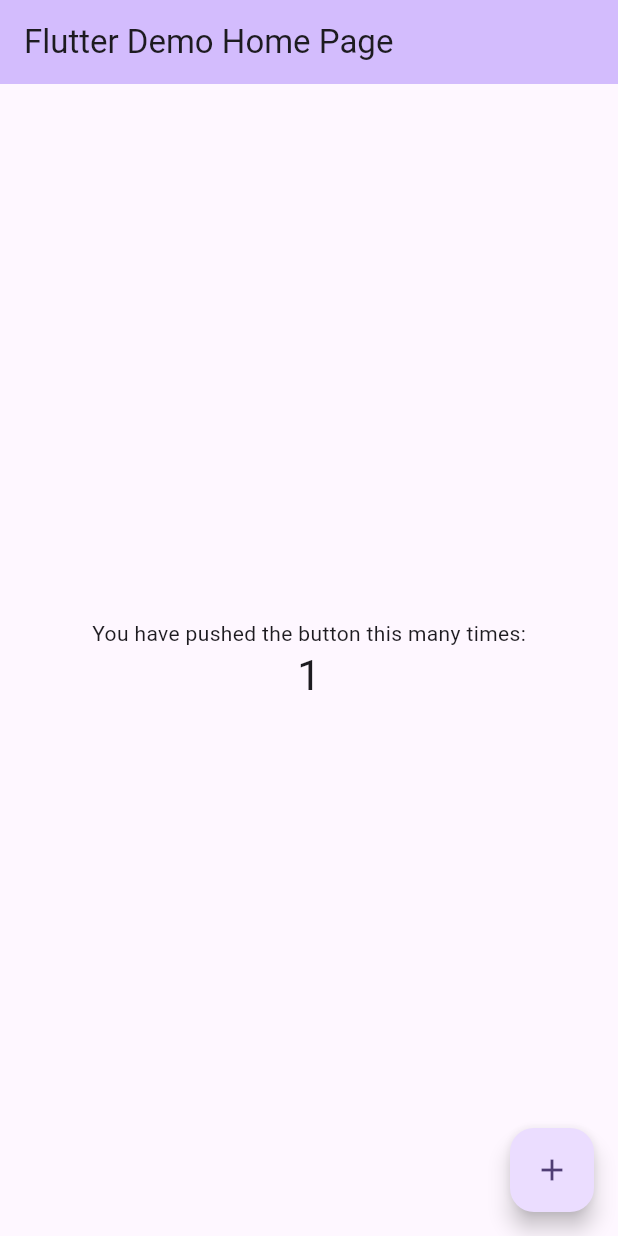
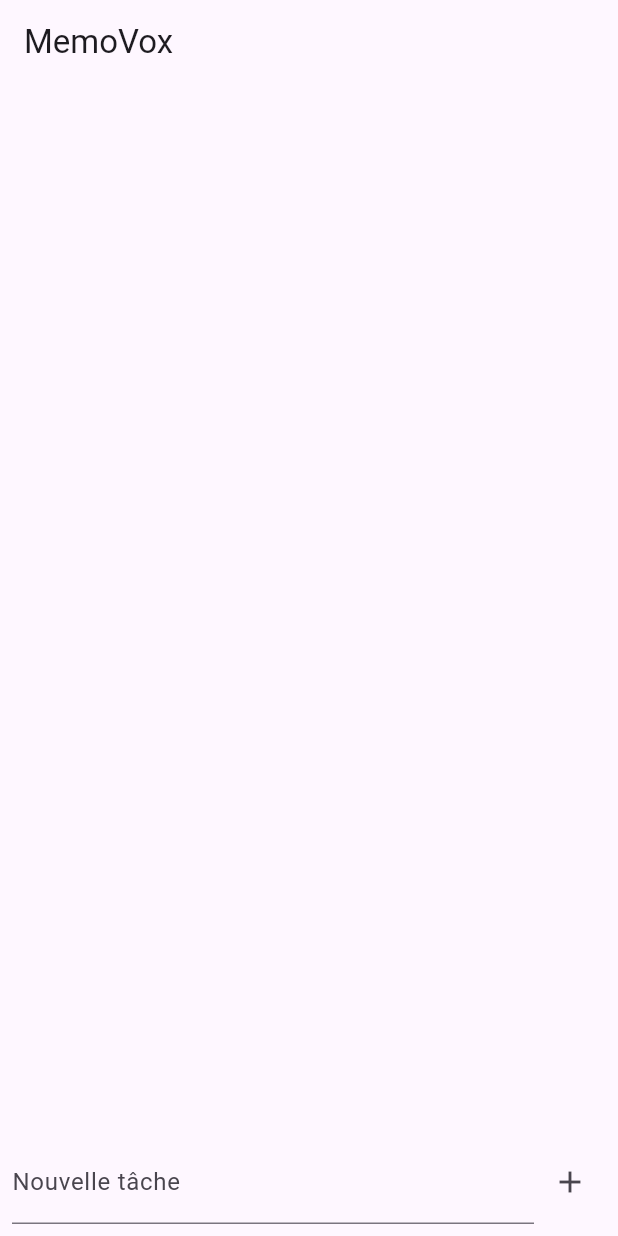
Before and after one commit to akoun-dev/memovox, a Flutter app: the screen it shows after launch, after a tap on the "add" icon, on a phone screen of 412 x 824 dp. Run offline on Flutter 3.47's test engine with Material 3 defaults, Android fonts, the light colour scheme and no system bars; our stand-ins replace flutter_dotenv, flutter_riverpod, flutter_tts, speech_to_text, supabase_flutter; accounts and stored records are empty.

Commit message:
feat: add basic task management

```diff
--- /dev/null
+++ b/lib/core/env.dart
@@ -0,0 +1,10 @@
+import 'package:flutter_dotenv/flutter_dotenv.dart';
+
+class Env {
+  static String get supabaseUrl => dotenv.env['SUPABASE_URL'] ?? '';
+  static String get supabaseAnonKey => dotenv.env['SUPABASE_ANON_KEY'] ?? '';
+
+  static Future<void> load() async {
+    await dotenv.load(fileName: '.env');
+  }
+}
--- /dev/null
+++ b/lib/features/home/home_page.dart
@@ -0,0 +1,64 @@
+import 'package:flutter/material.dart';
+import 'package:flutter_riverpod/flutter_riverpod.dart';
+import '../tasks/task_controller.dart';
+import '../tasks/task.dart';
+
+class HomePage extends ConsumerWidget {
+  const HomePage({super.key});
+
+  @override
+  Widget build(BuildContext context, WidgetRef ref) {
+    final tasksAsync = ref.watch(tasksProvider);
+    final textController = TextEditingController();
+
+    return Scaffold(
+      appBar: AppBar(title: const Text('MemoVox')),
+      body: tasksAsync.when(
+        data: (tasks) => Column(
+          children: [
+            Expanded(
+              child: ListView.builder(
+                itemCount: tasks.length,
+                itemBuilder: (context, index) {
+                  final task = tasks[index];
+                  return ListTile(
+                    title: Text(task.title),
+                    leading: Checkbox(
+                      value: task.completed,
+                      onChanged: (_) => ref.read(tasksProvider.notifier).toggle(task),
+                    ),
+                  );
+                },
+              ),
+            ),
+            Padding(
+              padding: const EdgeInsets.all(8.0),
+              child: Row(
+                children: [
+                  Expanded(
+                    child: TextField(
+                      controller: textController,
+                      decoration: const InputDecoration(labelText: 'Nouvelle tâche'),
+                    ),
+                  ),
+                  IconButton(
+                    icon: const Icon(Icons.add),
+                    onPressed: () {
+                      final text = textController.text.trim();
+                      if (text.isNotEmpty) {
+                        ref.read(tasksProvider.notifier).addTask(text);
+                        textController.clear();
+                      }
+                    },
+                  )
+                ],
+              ),
+            )
+          ],
+        ),
+        loading: () => const Center(child: CircularProgressIndicator()),
+        error: (e, _) => Center(child: Text('Erreur: $e')),
+      ),
+    );
+  }
+}
--- /dev/null
+++ b/lib/features/tasks/task_controller.dart
@@ -0,0 +1,36 @@
+import 'package:flutter_riverpod/flutter_riverpod.dart';
+import 'task.dart';
+import 'task_repository.dart';
+
+final taskRepositoryProvider = Provider<TaskRepository>((ref) {
+  return TaskRepository();
+});
+
+final tasksProvider = StateNotifierProvider<TasksNotifier, AsyncValue<List<Task>>>((ref) {
+  final repo = ref.watch(taskRepositoryProvider);
+  return TasksNotifier(repo)..loadTasks();
+});
+
+class TasksNotifier extends StateNotifier<AsyncValue<List<Task>>> {
+  final TaskRepository _repository;
+  TasksNotifier(this._repository) : super(const AsyncValue.loading());
+
+  Future<void> loadTasks() async {
+    try {
+      final tasks = await _repository.getTasks();
+      state = AsyncValue.data(tasks);
+    } catch (e, st) {
+      state = AsyncValue.error(e, st);
+    }
+  }
+
+  Future<void> addTask(String title) async {
+    await _repository.addTask(title);
+    await loadTasks();
+  }
+
+  Future<void> toggle(Task task) async {
+    await _repository.toggleTask(task);
+    await loadTasks();
+  }
+}
--- /dev/null
+++ b/lib/features/tasks/task_repository.dart
@@ -0,0 +1,21 @@
+import 'package:supabase_flutter/supabase_flutter.dart';
+import 'task.dart';
+import '../../services/supabase_service.dart';
+
+class TaskRepository {
+  final SupabaseClient _client = SupabaseService().client;
+
+  Future<List<Task>> getTasks() async {
+    final response = await _client.from('tasks').select();
+    final data = response as List<dynamic>;
+    return data.map((e) => Task.fromMap(e as Map<String, dynamic>)).toList();
+  }
+
+  Future<void> addTask(String title) async {
+    await _client.from('tasks').insert({'title': title});
+  }
+
+  Future<void> toggleTask(Task task) async {
+    await _client.from('tasks').update({'completed': !task.completed}).eq('id', task.id);
+  }
+}
--- a/lib/main.dart
+++ b/lib/main.dart
@@ -1,122 +1,26 @@
 import 'package:flutter/material.dart';
+import 'package:flutter_riverpod/flutter_riverpod.dart';
+import 'features/home/home_page.dart';
+import 'services/supabase_service.dart';
 
-void main() {
-  runApp(const MyApp());
+Future<void> main() async {
+  WidgetsFlutterBinding.ensureInitialized();
+  await SupabaseService().init();
+  runApp(const ProviderScope(child: MyApp()));
 }
 
 class MyApp extends StatelessWidget {
   const MyApp({super.key});
 
-  // This widget is the root of your application.
   @override
   Widget build(BuildContext context) {
     return MaterialApp(
-      title: 'Flutter Demo',
+      title: 'MemoVox',
       theme: ThemeData(
-        // This is the theme of your application.
-        //
-        // TRY THIS: Try running your application with "flutter run". You'll see
-        // the application has a purple toolbar. Then, without quitting the app,
-        // try changing the seedColor in the colorScheme below to Colors.green
-        // and then invoke "hot reload" (save your changes or press the "hot
-        // reload" button in a Flutter-supported IDE, or press "r" if you used
-        // the command line to start the app).
-        //
-        // Notice that the counter didn't reset back to zero; the application
-        // state is not lost during the reload. To reset the state, use hot
-        // restart instead.
-        //
-        // This works for code too, not just values: Most code changes can be
-        // tested with just a hot reload.
         colorScheme: ColorScheme.fromSeed(seedColor: Colors.deepPurple),
+        useMaterial3: true,
       ),
-      home: const MyHomePage(title: 'Flutter Demo Home Page'),
+      home: const HomePage(),
     );
   }
 }
-
-class MyHomePage extends StatefulWidget {
-  const MyHomePage({super.key, required this.title});
-
-  // This widget is the home page of your application. It is stateful, meaning
-  // that it has a State object (defined below) that contains fields that affect
-  // how it looks.
-
-  // This class is the configuration for the state. It holds the values (in this
-  // case the title) provided by the parent (in this case the App widget) and
-  // used by the build method of the State. Fields in a Widget subclass are
-  // always marked "final".
-
-  final String title;
-
-  @override
-  State<MyHomePage> createState() => _MyHomePageState();
-}
-
-class _MyHomePageState extends State<MyHomePage> {
-  int _counter = 0;
-
-  void _incrementCounter() {
-    setState(() {
-      // This call to setState tells the Flutter framework that something has
-      // changed in this State, which causes it to rerun the build method below
-      // so that the display can reflect the updated values. If we changed
-      // _counter without calling setState(), then the build method would not be
-      // called again, and so nothing would appear to happen.
-      _counter++;
-    });
-  }
-
-  @override
-  Widget build(BuildContext context) {
-    // This method is rerun every time setState is called, for instance as done
-    // by the _incrementCounter method above.
-    //
-    // The Flutter framework has been optimized to make rerunning build methods
-    // fast, so that you can just rebuild anything that needs updating rather
-    // than having to individually change instances of widgets.
-    return Scaffold(
-      appBar: AppBar(
-        // TRY THIS: Try changing the color here to a specific color (to
-        // Colors.amber, perhaps?) and trigger a hot reload to see the AppBar
-        // change color while the other colors stay the same.
-        backgroundColor: Theme.of(context).colorScheme.inversePrimary,
-        // Here we take the value from the MyHomePage object that was created by
-        // the App.build method, and use it to set our appbar title.
-        title: Text(widget.title),
-      ),
-      body: Center(
-        // Center is a layout widget. It takes a single child and positions it
-        // in the middle of the parent.
-        child: Column(
-          // Column is also a layout widget. It takes a list of children and
-          // arranges them vertically. By default, it sizes itself to fit its
-          // children horizontally, and tries to be as tall as its parent.
-          //
-          // Column has various properties to control how it sizes itself and
-          // how it positions its children. Here we use mainAxisAlignment to
-          // center the children vertically; the main axis here is the vertical
-          // axis because Columns are vertical (the cross axis would be
-          // horizontal).
-          //
-          // TRY THIS: Invoke "debug painting" (choose the "Toggle Debug Paint"
-          // action in the IDE, or press "p" in the console), to see the
-          // wireframe for each widget.
-          mainAxisAlignment: MainAxisAlignment.center,
-          children: <Widget>[
-            const Text('You have pushed the button this many times:'),
-            Text(
-              '$_counter',
-              style: Theme.of(context).textTheme.headlineMedium,
-            ),
-          ],
-        ),
-      ),
-      floatingActionButton: FloatingActionButton(
-        onPressed: _incrementCounter,
-        tooltip: 'Increment',
-        child: const Icon(Icons.add),
-      ), // This trailing comma makes auto-formatting nicer for build methods.
-    );
-  }
-}
--- /dev/null
+++ b/lib/services/supabase_service.dart
@@ -0,0 +1,20 @@
+import 'package:supabase_flutter/supabase_flutter.dart';
+import '../core/env.dart';
+
+class SupabaseService {
+  static final SupabaseService _instance = SupabaseService._internal();
+
+  factory SupabaseService() => _instance;
+
+  SupabaseService._internal();
+
+  Future<void> init() async {
+    await Env.load();
+    await Supabase.initialize(
+      url: Env.supabaseUrl,
+      anonKey: Env.supabaseAnonKey,
+    );
+  }
+
+  SupabaseClient get client => Supabase.instance.client;
+}
--- a/pubspec.yaml
+++ b/pubspec.yaml
@@ -34,6 +34,12 @@ dependencies:
   # The following adds the Cupertino Icons font to your application.
   # Use with the CupertinoIcons class for iOS style icons.
   cupertino_icons: ^1.0.8
+  supabase_flutter: ^2.2.0
+  flutter_dotenv: ^5.0.2
+  speech_to_text: ^6.1.1
+  flutter_tts: ^3.7.0
+  flutter_local_notifications: ^16.1.0
+  flutter_riverpod: ^2.4.0
 
 dev_dependencies:
   flutter_test:
```
Also changed, not shown: lib/features/tasks/task.dart (added, +23 -0 lines), lib/features/voice/voice_service.dart (added, +27 -0 lines), 3 other files.
